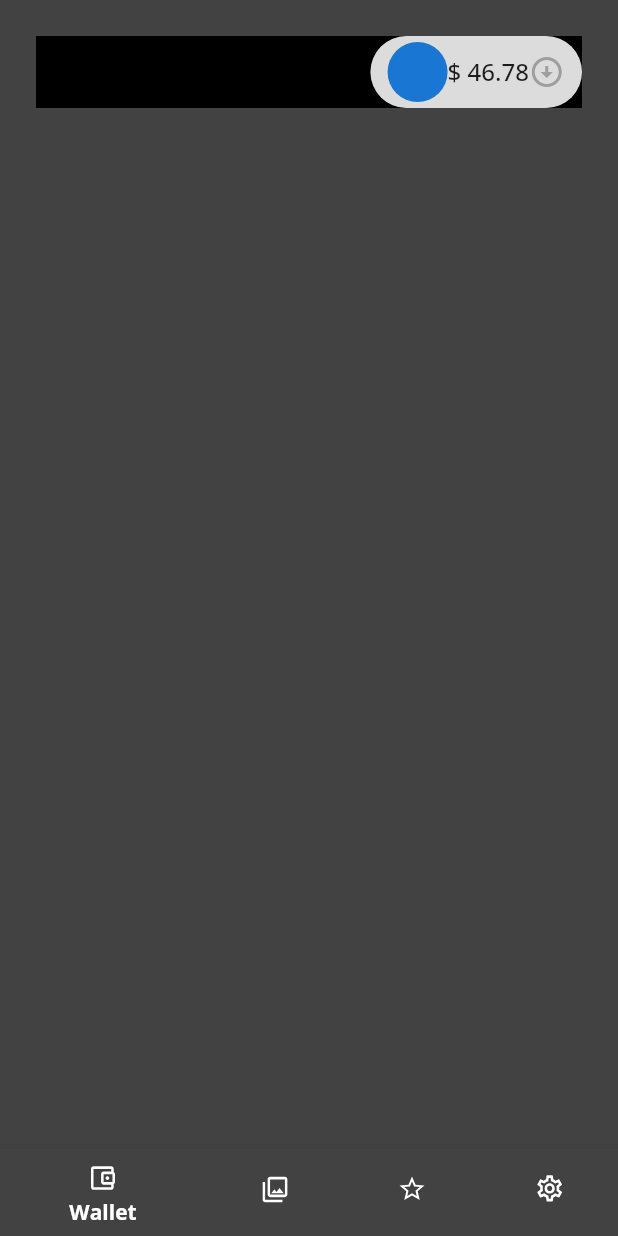
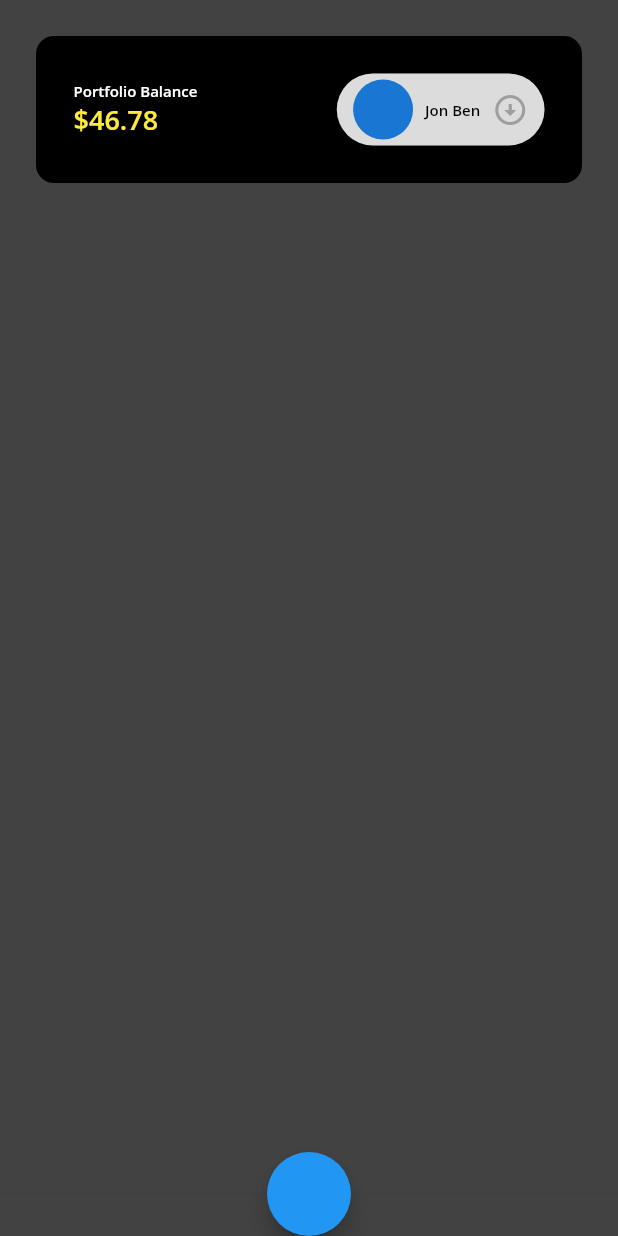
Before and after one commit to Sameerkash/krypton, a Flutter app: the screen it shows after launch, on a phone screen of 412 x 824 dp. Run offline on Flutter 3.47's test engine with Material 2 defaults, Android fonts, the phone set to English and light mode, and no system bars; our stand-ins replace flutter_riverpod, flutter_svg, freezed_annotation, google_fonts.

Commit message:
feat : add data , view models

```diff
--- a/lib/core/app_view.dart
+++ b/lib/core/app_view.dart
@@ -4,6 +4,7 @@ import 'package:krypton/utils/strings.dart';
 
 import '../features/wallet/views/wallet_view.dart';
 import '../utils/colors.dart';
+import 'widgets/bottom_bar_item.dart';
 
 class AppView extends StatefulWidget {
   const AppView({super.key});
@@ -36,43 +37,25 @@ class _AppViewState extends State<AppView> {
   Widget build(BuildContext context) {
     return Scaffold(
       backgroundColor: AppColors.primary,
-      body: PageView(
+      body: SafeArea(
+        child: PageView(
           controller: _pageController,
           children: pages,
         ),
-      bottomNavigationBar: BottomNavigationBar(
-        onTap: onPageChange,
-        items: [
-          BottomNavigationBarItem(
-            backgroundColor: AppColors.primary,
-            icon: SvgPicture.asset(
-              ImagePaths.wallet,
-              color: Colors.white,
       ),
-            label: 'Wallet',
+      floatingActionButton: FloatingActionButton(
+        onPressed: () {},
       ),
-          BottomNavigationBarItem(
-            icon: SvgPicture.asset(
-              color: Colors.white,
-              ImagePaths.gallery,
+      floatingActionButtonLocation: FloatingActionButtonLocation.centerDocked,
+      bottomNavigationBar: BottomAppBar(
+        elevation: 2,
+        color: Theme.of(context).bottomAppBarColor,
+        child: Padding(
+          padding: const EdgeInsets.symmetric(horizontal: 50, vertical: 14),
+          child: Row(
+              // children:
               ),
-            label: 'Gallery',
         ),
-          BottomNavigationBarItem(
-            icon: SvgPicture.asset(
-              ImagePaths.star,
-              color: Colors.white,
-            ),
-            label: 'Star',
-          ),
-          BottomNavigationBarItem(
-            icon: SvgPicture.asset(
-              ImagePaths.settings,
-              color: Colors.white,
-            ),
-            label: 'Settings',
-          )
-        ],
       ),
     );
   }
--- a/lib/core/theme.dart
+++ b/lib/core/theme.dart
@@ -11,6 +11,7 @@ class AppTheme {
     primaryColor: Colors.black,
     backgroundColor: Colors.grey[800],
     scaffoldBackgroundColor: Colors.grey[800],
+    bottomAppBarColor: Colors.grey[800],
     cardColor: Colors.black,
 
     // other colors
@@ -28,17 +29,19 @@ class AppTheme {
       // need to caption style (currently using default caption style)
       headline1: GoogleFonts.openSans(color: Colors.black, fontSize: 30),
       headline2: GoogleFonts.openSans(
-          color: Colors.black, fontSize: 30, fontWeight: FontWeight.w700),
+          color: Colors.white, fontSize: 30, fontWeight: FontWeight.w700),
       headline3: GoogleFonts.openSans(
-          color: Colors.black, fontSize: 22, fontWeight: FontWeight.w800),
+          color: Colors.white, fontSize: 22, fontWeight: FontWeight.w800),
       headline4: GoogleFonts.openSans(
-          color: Colors.black, fontSize: 30, fontWeight: FontWeight.w500),
+          color: Colors.white, fontSize: 30, fontWeight: FontWeight.w500),
       headline5: GoogleFonts.openSans(
-          color: Colors.black, fontSize: 28, fontWeight: FontWeight.w700),
+          color: Colors.white, fontSize: 28, fontWeight: FontWeight.w700),
       bodyText1: GoogleFonts.openSans(
-          color: Colors.black, fontSize: 16, fontWeight: FontWeight.w500),
+          color: Colors.yellow, fontSize: 18, fontWeight: FontWeight.w600),
       bodyText2: GoogleFonts.openSans(
-          color: Colors.black, fontSize: 16, fontWeight: FontWeight.w700),
+          color: Colors.white, fontSize: 16, fontWeight: FontWeight.w700),
+      caption: GoogleFonts.openSans(
+          color: Colors.white, fontSize: 10, fontWeight: FontWeight.w600),
       subtitle1: GoogleFonts.openSans(
           color: const Color.fromRGBO(164, 164, 178, 1),
           fontSize: 14,
--- a/lib/features/wallet/views/wallet_view.dart
+++ b/lib/features/wallet/views/wallet_view.dart
@@ -7,11 +7,11 @@ class WalletView extends StatelessWidget {
   @override
   Widget build(BuildContext context) {
     return Column(
-      children: [
+      children: const [
         Padding(
           padding: EdgeInsets.all(24),
           child: ProfileCard(),
-        )
+        ),
       ],
     );
   }
--- a/lib/features/wallet/widgets/profile_card.dart
+++ b/lib/features/wallet/widgets/profile_card.dart
@@ -8,33 +8,30 @@ class ProfileCard extends StatelessWidget {
   @override
   Widget build(BuildContext context) {
     return Container(
-      decoration: const BoxDecoration(color: AppColors.secondary),
+      decoration: BoxDecoration(
+        color: AppColors.secondary,
+        borderRadius: BorderRadius.circular(12),
+      ),
+      padding: const EdgeInsets.all(25),
       child: Column(
         children: [
           Row(
             mainAxisAlignment: MainAxisAlignment.spaceBetween,
             children: [
-              const Text(
-                'Portfolio Balance',
-
+              Column(
+                crossAxisAlignment: CrossAxisAlignment.start,
+                children: [
+                  Text(
+                    'Portfolio Balance',
+                    style: Theme.of(context).textTheme.caption,
+                  ),
+                  Text(
+                    '\$46.78',
+                    style: Theme.of(context).textTheme.bodyText1,
+                  ),
+                ],
               ),
-              const Text(
-                '\$ 46.78',
-              ),
-              Chip(
-                label: Row(
-                  mainAxisAlignment: MainAxisAlignment.spaceEvenly,
-                  children: const [
-                    CircleAvatar(),
-                    Text(
-                      '\$ 46.78',
-                    ),
-                    Icon(
-                      Icons.arrow_circle_down_sharp,
-                    )
-                  ],
-                ),
-              )
+              const ProfileDetailsChip()
             ],
           ),
         ],
@@ -42,3 +39,39 @@ class ProfileCard extends StatelessWidget {
     );
   }
 }
+
+class ProfileDetailsChip extends StatelessWidget {
+  const ProfileDetailsChip({
+    Key? key,
+  }) : super(key: key);
+
+  @override
+  Widget build(BuildContext context) {
+    return Chip(
+      label: Row(
+        mainAxisAlignment: MainAxisAlignment.spaceBetween,
+        children: [
+          const CircleAvatar(
+            radius: 20,
+          ),
+          const SizedBox(
+            width: 8,
+          ),
+          Text(
+            'Jon Ben',
+            style: Theme.of(context)
+                .textTheme
+                .caption!
+                .copyWith(color: Colors.black),
+          ),
+          const SizedBox(
+            width: 8,
+          ),
+          const Icon(
+            Icons.arrow_circle_down_sharp,
+          )
+        ],
+      ),
+    );
+  }
+}
--- a/pubspec.yaml
+++ b/pubspec.yaml
@@ -39,6 +39,7 @@ dependencies:
   flutter_riverpod: ^2.1.1
   freezed_annotation: ^2.2.0
   google_fonts: ^3.0.1
+  json_annotation: ^4.7.0
 
 dev_dependencies:
   flutter_test:
@@ -51,7 +52,8 @@ dev_dependencies:
   # rules and activating additional ones.
   flutter_lints: ^2.0.0
   freezed: ^2.2.1
-  build_runner: ^2.3.2
+  build_runner: ^2.3.0
+  json_serializable: ^6.5.4
 
 # For information on the generic Dart part of this file, see the
 # following page: https://dart.dev/tools/pub/pubspec
```
Also changed, not shown: assets/data.json (+18 -0 lines), lib/core/app_vm.dart (added, +15 -0 lines), lib/core/models/bottom_tab_item.dart (added, +15 -0 lines), lib/core/models/user.dart (added, +15 -0 lines), lib/core/widgets/bottom_bar_item.dart (added, +41 -0 lines), lib/features/wallet/models/token.dart (added, +17 -0 lines), lib/features/wallet/models/wallet_vm_model.dart (added, +17 -0 lines), lib/features/wallet/views/wallet_vm.dart (+11 -0 lines), lib/core/app_vm.freezed.dart (added), lib/core/models/bottom_tab_item.freezed.dart (added), lib/core/models/bottom_tab_item.g.dart (added), lib/core/models/user.freezed.dart (added), lib/core/models/user.g.dart (added), lib/features/wallet/models/token.freezed.dart (added), 4 more files. Lines whose indentation alone changed are shown as unchanged.
